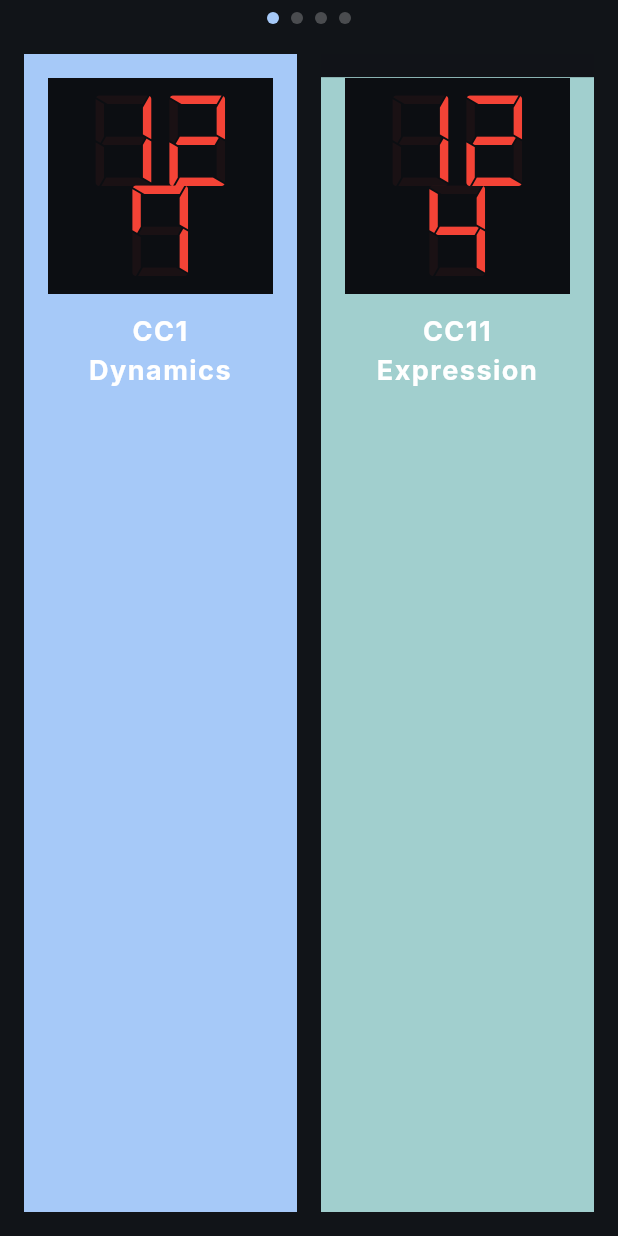
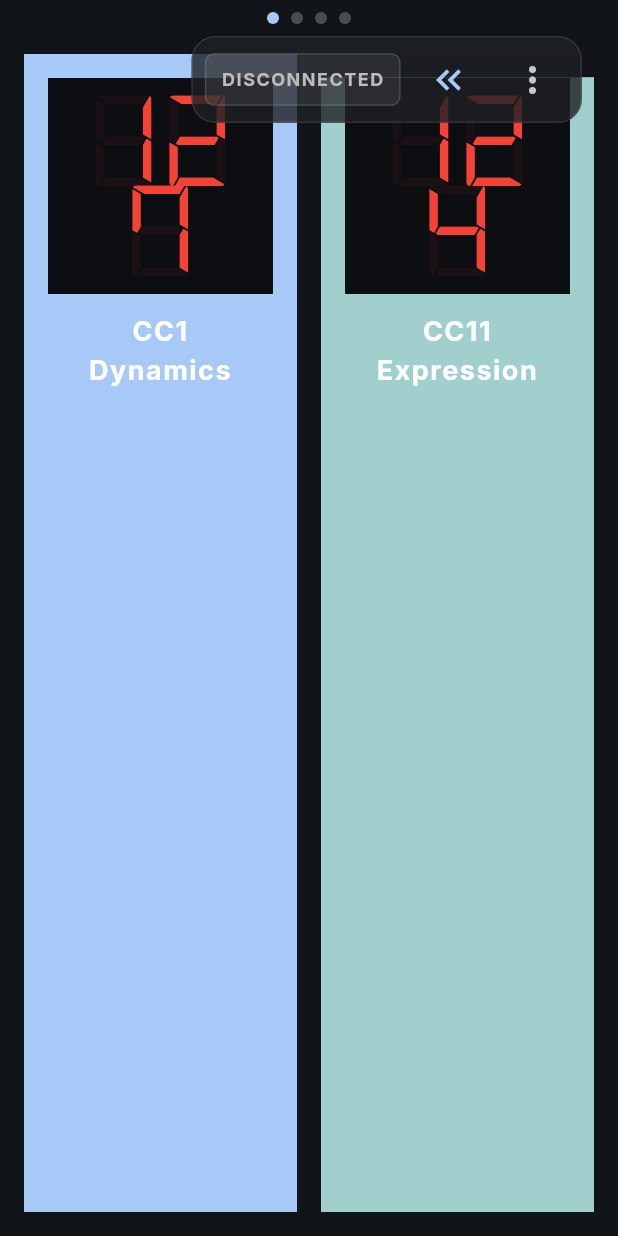
Before and after one commit to PetersDigital/OpenMIDIControl, a Flutter app: the _DesktopLandscapeLayout widget shown alone on an empty page, opened directly, on a phone screen of 412 x 824 dp. Run offline on Flutter 3.47's test engine with Material 3 defaults, Android fonts, the phone set to English and light mode, and no system bars; our stand-ins replace flutter_riverpod, package_info_plus, shared_preferences; accounts and stored records are empty; project files that could hold a hidden picture were left out.

Commit message:
fix(ui/landscape): implement sliding side panel for transport accessibility

```diff
--- a/app/lib/ui/open_midi_screen.dart
+++ b/app/lib/ui/open_midi_screen.dart
@@ -185,6 +185,7 @@
                   Tooltip(
                     message: 'Toggle Transport',
                     child: GestureDetector(
+                      key: const ValueKey('transport_toggle_button'),
                       onTap: () =>
                           ref.read(transportVisibleProvider.notifier).toggle(),
                       behavior: HitTestBehavior.opaque,
@@ -416,26 +417,84 @@
   Widget build(BuildContext context, WidgetRef ref) {
     final faderOnRight =
         ref.watch(layoutHandProvider) == LayoutHand.faderOnRight;
+    final isVisible = ref.watch(transportVisibleProvider);
+    final size = MediaQuery.sizeOf(context);
+    final panelWidth = size.width * 0.38;
 
-    final isVisible = ref.watch(transportVisibleProvider);
+    return Stack(
+      children: [
+        // Always 100% fader zone
+        _buildPerformanceZone(ref),
 
-    // We cannot use AnimatedSize with Expanded flex values directly inside a Row,
-    // so we handle the animation gracefully by setting flex to 0 when hidden,
-    // or by letting it disappear if flex cannot animate. Flex is not animatable
-    // out-of-the-box in Flutter without TweenAnimationBuilder, but we can do a simple conditional.
+        // Sliding Command Center
+        AnimatedPositioned(
+          duration: const Duration(milliseconds: 300),
+          curve: Curves.easeOutCubic,
+          top: 0,
+          bottom: 0,
+          left: faderOnRight ? (isVisible ? 0 : -panelWidth) : null,
+          right: !faderOnRight ? (isVisible ? 0 : -panelWidth) : null,
+          width: panelWidth,
+          child: Visibility(
+            visible: isVisible,
+            maintainState: true,
+            child: _buildCommandCenter(context, ref),
+          ),
+        ),
 
-    final commandPanel = isVisible
-        ? Expanded(flex: 38, child: _buildCommandCenter(context, ref))
-        : const SizedBox.shrink();
-    final faderPanel = Expanded(
-      flex: isVisible ? 62 : 100,
-      child: _buildPerformanceZone(ref),
+        // Floating Toggle (only visible when panel is hidden)
+        AnimatedPositioned(
+          duration: const Duration(milliseconds: 300),
+          curve: Curves.easeOutCubic,
+          top: 12,
+          left: faderOnRight ? (isVisible ? -60 : 12) : null,
+          right: !faderOnRight ? (isVisible ? -60 : 12) : null,
+          child: _buildFloatingControls(context, ref),
+        ),
+      ],
     );
+  }
 
-    return Row(
-      children: faderOnRight
-          ? [commandPanel, faderPanel]
-          : [faderPanel, commandPanel],
+  Widget _buildFloatingControls(BuildContext context, WidgetRef ref) {
+    return Container(
+      decoration: BoxDecoration(
+        color: const Color(0xFF1E2024).withValues(alpha: 0.8),
+        borderRadius: BorderRadius.circular(12),
+        border: Border.all(color: Colors.white10),
+      ),
+      padding: const EdgeInsets.symmetric(horizontal: 4),
+      child: Row(
+        mainAxisSize: MainAxisSize.min,
+        children: [
+          _ConnectionStatusButton(onTap: () => _showMidiSettings(context)),
+          Tooltip(
+            message: 'Toggle Transport',
+            child: IconButton(
+              key: const ValueKey('transport_toggle_button_floating'),
+              icon: const Icon(
+                Icons.keyboard_double_arrow_left,
+                color: Color(0xFFA6C9F8),
+                size: 20,
+              ),
+              onPressed: () {
+                ref.read(transportVisibleProvider.notifier).toggle();
+              },
+            ),
+          ),
+          Tooltip(
+            message: 'App Settings',
+            child: IconButton(
+              key: const ValueKey('floating_app_settings'),
+              icon: const Icon(
+                Icons.more_vert,
+                color: Color(0xFFC3C7CA),
+                size: 20,
+              ),
+              onPressed: () => _showAppSettings(context),
+            ),
+          ),
+        ],
+      ),
     );
   }
 
@@ -465,6 +524,7 @@
                     Tooltip(
                       message: 'Toggle Transport',
                       child: IconButton(
+                        key: const ValueKey('transport_toggle_button'),
                         icon: const Icon(
                           Icons.play_circle_outline,
                           color: Color(0xFFC3C7CA),
@@ -644,20 +704,85 @@
   Widget build(BuildContext context, WidgetRef ref) {
     final faderOnRight =
         ref.watch(layoutHandProvider) == LayoutHand.faderOnRight;
+    final isVisible = ref.watch(transportVisibleProvider);
+    final size = MediaQuery.sizeOf(context);
+    final panelWidth = size.width * 0.40;
 
-    final isVisible = ref.watch(transportVisibleProvider);
-    final commandPanel = isVisible
-        ? Expanded(flex: 40, child: _buildCommandCenter(context, ref))
-        : const SizedBox.shrink();
-    final faderPanel = Expanded(
-      flex: isVisible ? 60 : 100,
-      child: const PerformanceZone(),
+    return Stack(
+      children: [
+        // Always 100% performance zone
+        const PerformanceZone(),
+
+        // Sliding Command Center
+        AnimatedPositioned(
+          duration: const Duration(milliseconds: 300),
+          curve: Curves.easeOutCubic,
+          top: 0,
+          bottom: 0,
+          left: faderOnRight ? (isVisible ? 0 : -panelWidth) : null,
+          right: !faderOnRight ? (isVisible ? 0 : -panelWidth) : null,
+          width: panelWidth,
+          child: Visibility(
+            visible: isVisible,
+            maintainState: true,
+            child: _buildCommandCenter(context, ref),
+          ),
+        ),
+
+        // Floating Toggle (only visible when panel is hidden)
+        AnimatedPositioned(
+          duration: const Duration(milliseconds: 300),
+          curve: Curves.easeOutCubic,
+          top: 24,
+          left: faderOnRight ? (isVisible ? -100 : 24) : null,
+          right: !faderOnRight ? (isVisible ? -100 : 24) : null,
+          child: _buildFloatingControls(context, ref),
+        ),
+      ],
     );
+  }
 
-    return Row(
-      children: faderOnRight
-          ? [commandPanel, faderPanel]
-          : [faderPanel, commandPanel],
+  Widget _buildFloatingControls(BuildContext context, WidgetRef ref) {
+    return Container(
+      decoration: BoxDecoration(
+        color: const Color(0xFF1E2024).withValues(alpha: 0.8),
+        borderRadius: BorderRadius.circular(16),
+        border: Border.all(color: Colors.white10),
+      ),
+      padding: const EdgeInsets.symmetric(horizontal: 8, vertical: 4),
+      child: Row(
+        mainAxisSize: MainAxisSize.min,
+        children: [
+          _ConnectionStatusButton(onTap: () => _showMidiSettings(context)),
+          const SizedBox(width: 8),
+          Tooltip(
+            message: 'Toggle Transport',
+            child: IconButton(
+              key: const ValueKey('transport_toggle_button_floating'),
+              icon: const Icon(
+                Icons.keyboard_double_arrow_left,
+                color: Color(0xFFA6C9F8),
+                size: 28,
+              ),
+              onPressed: () =>
+                  ref.read(transportVisibleProvider.notifier).toggle(),
+            ),
+          ),
+          const SizedBox(width: 8),
+          Tooltip(
+            message: 'App Settings',
+            child: IconButton(
+              key: const ValueKey('desktop_floating_app_settings'),
+              icon: const Icon(
+                Icons.more_vert,
+                color: Color(0xFFC3C7CA),
+                size: 28,
+              ),
+              onPressed: () => _showAppSettings(context),
+            ),
+          ),
+        ],
+      ),
     );
   }
 
@@ -668,8 +793,31 @@
       child: Column(
         mainAxisAlignment: MainAxisAlignment.center,
         children: [
-          // Header row
-          Row(
+          FittedBox(
+            fit: BoxFit.scaleDown,
+            child: SizedBox(
+              width: 400,
+              child: Row(
+                mainAxisAlignment: MainAxisAlignment.spaceBetween,
+                children: [
+                  _buildTransportButton(Icons.skip_previous, () {}),
+                  _buildTransportButton(Icons.stop, () {}),
+                  _buildTransportButton(
+                    Icons.play_arrow,
+                    () {},
+                    isPrimary: true,
+                  ),
+                  _buildTransportButton(Icons.pause, () {}),
+                  _buildTransportButton(Icons.skip_next, () {}),
+                ],
+              ),
+            ),
+          ),
+          const SizedBox(height: 32),
+          FittedBox(
+            fit: BoxFit.scaleDown,
+            alignment: Alignment.centerLeft,
+            child: Row(
               mainAxisAlignment: MainAxisAlignment.spaceBetween,
               children: [
                 const Text(
@@ -682,6 +830,7 @@
                     letterSpacing: -0.5,
                   ),
                 ),
+                const SizedBox(width: 24),
                 Row(
                   mainAxisSize: MainAxisSize.min,
                   children: [
@@ -692,13 +841,14 @@
                     Tooltip(
                       message: 'Toggle Transport',
                       child: IconButton(
+                        key: const ValueKey('transport_toggle_button_panel'),
                         icon: const Icon(
-                        Icons.play_circle_outline,
-                        color: Color(0xFFC3C7CA),
-                        size: 28,
+                          Icons.keyboard_double_arrow_left,
+                          color: Color(0xFFA6C9F8),
                         ),
-                      onPressed: () =>
-                          ref.read(transportVisibleProvider.notifier).toggle(),
+                        onPressed: () {
+                          ref.read(transportVisibleProvider.notifier).toggle();
+                        },
                       ),
                     ),
                     const SizedBox(width: 8),
@@ -716,6 +866,7 @@
                   ],
                 ),
               ],
+            ),
           ),
           const SizedBox(height: 32),
 
@@ -829,6 +980,21 @@
           ),
         ],
       ),
+    );
+  }
+
+  Widget _buildTransportButton(
+    IconData icon,
+    VoidCallback onPressed, {
+    bool isPrimary = false,
+  }) {
+    return IconButton(
+      icon: Icon(
+        icon,
+        color: isPrimary ? const Color(0xFFA6C9F8) : const Color(0xFFC3C7CA),
+        size: isPrimary ? 48 : 32,
+      ),
+      onPressed: onPressed,
     );
   }
 }
```
Lines whose indentation alone changed are shown as unchanged.
